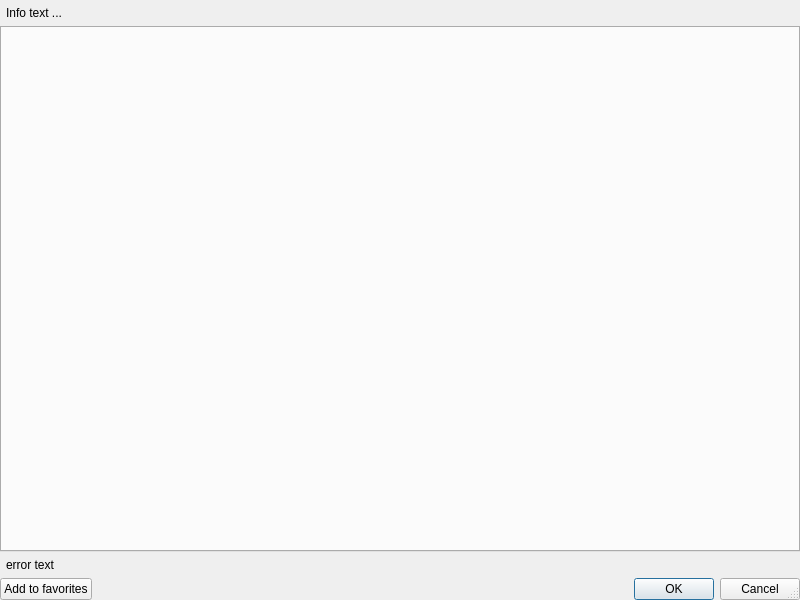
Qt form Plugins/org.mitk.gui.qt.common/src/QmitkNodeSelectionDialog.ui (MITK/MITK) before a commit.
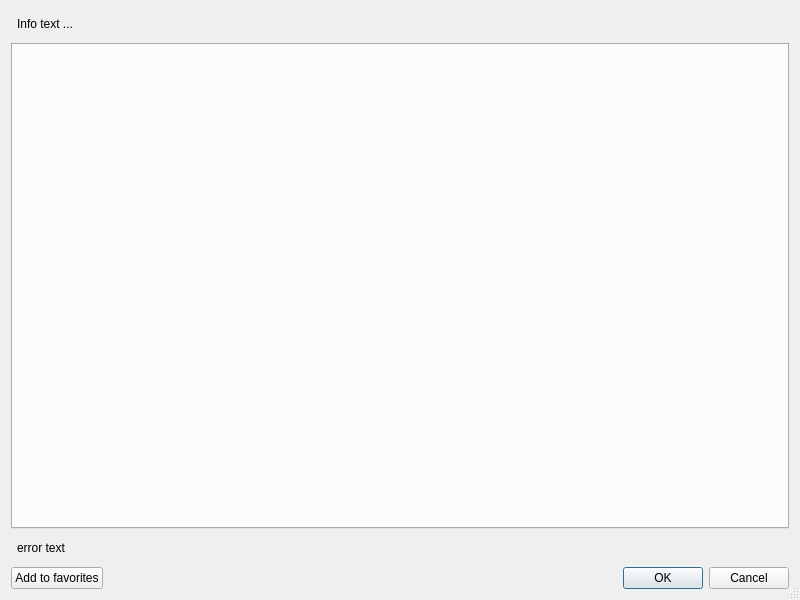
The same form after that commit.

Commit message:
Reset margin and spacing to defaults
Without margin and spacing, widgets potentially overlap or can be
partially hidden. Examples are higher DPI settings or the resize grip
handle in the bottom right corner of a window.

Diff of the .ui file:
```diff
--- a/Plugins/org.mitk.gui.qt.common/src/QmitkNodeSelectionDialog.ui
+++ b/Plugins/org.mitk.gui.qt.common/src/QmitkNodeSelectionDialog.ui
@@ -20,21 +20,6 @@
    <bool>true</bool>
   </property>
   <layout class="QVBoxLayout" name="verticalLayout">
-   <property name="spacing">
-    <number>0</number>
-   </property>
-   <property name="leftMargin">
-    <number>0</number>
-   </property>
-   <property name="topMargin">
-    <number>0</number>
-   </property>
-   <property name="rightMargin">
-    <number>0</number>
-   </property>
-   <property name="bottomMargin">
-    <number>0</number>
-   </property>
    <item>
     <layout class="QVBoxLayout" name="layoutHint">
      <property name="leftMargin">
```
